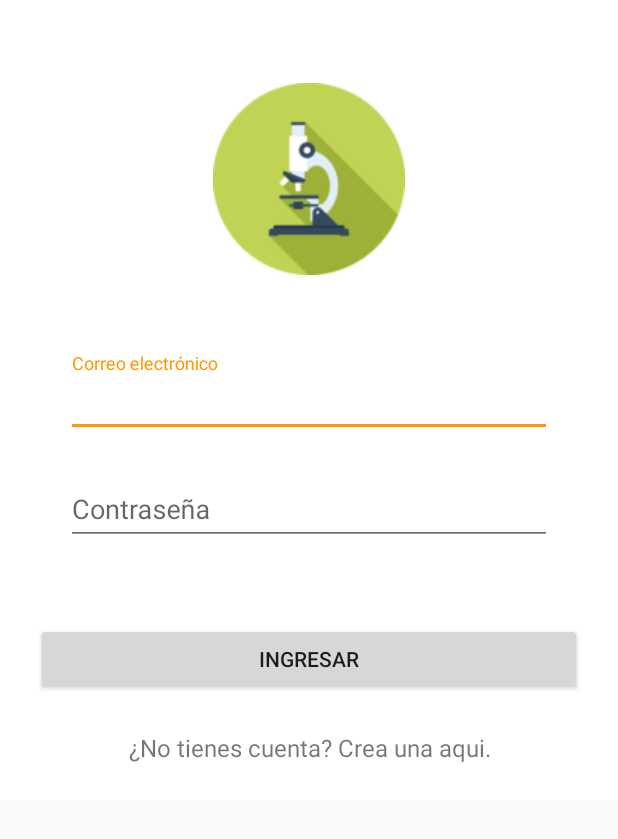
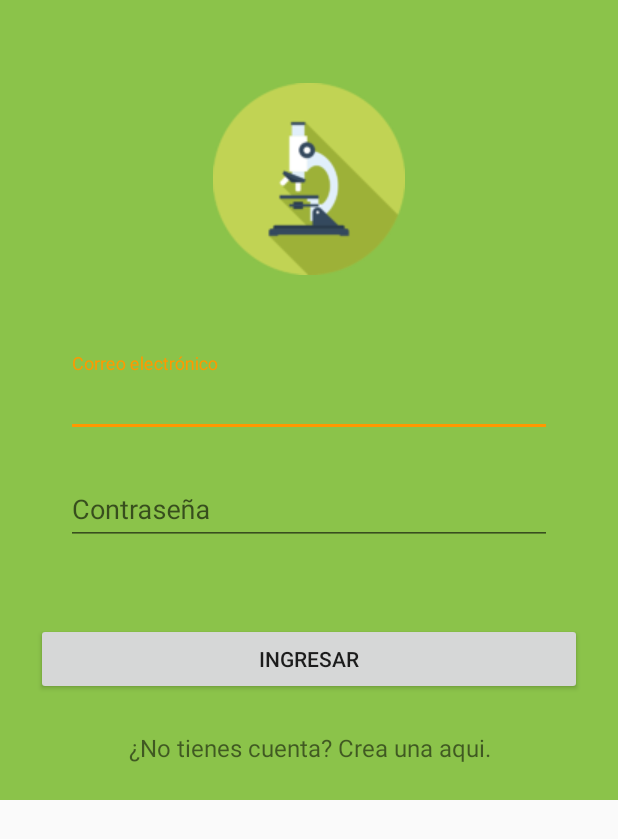
Before and after one commit to ljdf23/MicroLab, an Android app: the layout activity_login.xml on its own in the app's theme, with its tools: preview values and no code run, on a phone screen of 412 x 824 dp. Shown: the top 839 px of the screen. Run offline under Robolectric (Android 15) with nearby library versions, the phone set to English and light mode, and no system bars.

Commit message:
new resources and login integration

```diff
--- a/app/src/main/AndroidManifest.xml
+++ b/app/src/main/AndroidManifest.xml
@@ -10,7 +10,7 @@
         android:supportsRtl="true"
         android:theme="@style/AppTheme" >
         <activity
-            android:name=".ui.samples.SplashScreen"
+            android:name=".ui.samples.SplashScreenActivity"
             android:label="@string/app_name"
             android:theme="@style/AppTheme.NoActionBar">
             <intent-filter>
@@ -20,6 +20,7 @@
             </intent-filter>
         </activity>
         <activity android:name=".MainActivity"></activity>
+        <activity android:name=".ui.samples.LoginActivity"></activity>
     </application>
 
 </manifest>
--- a/app/src/main/java/microlab/encb/com/microlab/contracts/SplashScreenContract.java
+++ b/app/src/main/java/microlab/encb/com/microlab/contracts/SplashScreenContract.java
@@ -8,6 +8,8 @@ public class SplashScreenContract {
 
     public static interface View {
         void showMainMenu();
+        void showLogin();
+        void clearView();
     }
 
 
--- a/app/src/main/res/layout/activity_login.xml
+++ b/app/src/main/res/layout/activity_login.xml
@@ -1,53 +1,53 @@
 <?xml version="1.0" encoding="utf-8"?>
 <LinearLayout xmlns:android="http://schemas.android.com/apk/res/android"
-    android:orientation="vertical"
     android:layout_width="match_parent"
     android:layout_height="wrap_content"
-    android:paddingTop="55dp"
+    android:background="@color/primary"
+    android:orientation="vertical"
     android:paddingLeft="24dp"
     android:paddingRight="24dp"
-    android:background="@color/white">
+    android:paddingTop="55dp">
 
     <ImageView
         android:layout_width="wrap_content"
         android:layout_height="wrap_content"
         android:layout_gravity="center_horizontal"
-        android:layout_marginBottom="24dp"
-        android:src="@drawable/logo" />
+        android:layout_marginBottom="@dimen/layout_24"
+        android:src="@drawable/logo_little" />
 
     <LinearLayout
+        style="@style/LoginFormLayout"
         android:layout_width="match_parent"
         android:layout_height="wrap_content"
-    android:orientation="vertical"
         android:elevation="2dp"
-    style="@style/LoginFormLayout">
+        android:orientation="vertical">
 
         <!--  Email Label -->
         <android.support.design.widget.TextInputLayout
             android:layout_width="match_parent"
             android:layout_height="wrap_content"
+            android:layout_marginBottom="8dp"
             android:layout_marginTop="8dp"
-        android:layout_marginBottom="8dp"
             >
             <EditText android:id="@+id/input_email"
                 android:layout_width="match_parent"
                 android:layout_height="wrap_content"
-            android:inputType="textEmailAddress"
-            android:hint="Correo electrónico" />
+                android:hint="Correo electrónico"
+                android:inputType="textEmailAddress" />
         </android.support.design.widget.TextInputLayout>
 
         <!--  Password Label -->
         <android.support.design.widget.TextInputLayout
             android:layout_width="match_parent"
             android:layout_height="wrap_content"
+            android:layout_marginBottom="8dp"
             android:layout_marginTop="8dp"
-        android:layout_marginBottom="8dp"
             >
             <EditText android:id="@+id/input_password"
                 android:layout_width="match_parent"
                 android:layout_height="wrap_content"
-            android:inputType="textPassword"
-            android:hint="Contraseña"/>
+                android:hint="Contraseña"
+                android:inputType="textPassword"/>
         </android.support.design.widget.TextInputLayout>
 
     </LinearLayout>
@@ -56,17 +56,17 @@
         android:id="@+id/btn_login"
         android:layout_width="fill_parent"
         android:layout_height="wrap_content"
-        android:layout_marginTop="24dp"
-        android:layout_marginBottom="24dp"
-        android:padding="12dp"
+        android:layout_marginBottom="@dimen/layout_24"
+        android:layout_marginTop="@dimen/layout_24"
+        android:padding="@dimen/padding_12"
         android:text="Ingresar"/>
 
     <TextView android:id="@+id/link_signup"
         android:layout_width="fill_parent"
         android:layout_height="wrap_content"
-        android:layout_marginBottom="24dp"
+        android:layout_marginBottom="@dimen/layout_24"
+        android:gravity="center"
         android:text="¿No tienes cuenta? Crea una aqui."
-        android:gravity="center"
         android:textSize="16dip"/>
 
 </LinearLayout>
--- a/app/src/main/res/layout/splash_screen.xml
+++ b/app/src/main/res/layout/splash_screen.xml
@@ -33,7 +33,7 @@
                 android:layout_width="match_parent"
                 android:layout_height="wrap_content"
                 android:padding="40dp"
-                android:src="@drawable/logo2" />
+                android:src="@drawable/logo_bigger" />
 
         </LinearLayout>
 
--- a/app/src/main/res/values/dimens.xml
+++ b/app/src/main/res/values/dimens.xml
@@ -9,4 +9,6 @@
     <dimen name="padding_0">0dp</dimen>
     <dimen name="dialog_icon">30dp</dimen>
     <dimen name="text_size_16">16dp</dimen>
+    <dimen name="layout_24">24dp</dimen>
+    <dimen name="padding_12">12dp</dimen>
 </resources>
--- a/app/src/main/res/values/styles.xml
+++ b/app/src/main/res/values/styles.xml
@@ -26,6 +26,8 @@
         <item name="android:layout_width">match_parent</item>
         <item name="android:layout_height">wrap_content</item>
         <item name="android:padding">20dp</item>
+        <item name="android:textColor">@color/white</item>
+        <item name="android:editTextColor">@color/white</item>
     </style>
 
     <style name="FullscreenTheme" parent="AppTheme">
```
Also changed, not shown: app/src/main/java/microlab/encb/com/microlab/contracts/LoginContract.java (added, +22 -0 lines), app/src/main/java/microlab/encb/com/microlab/presenters/LoginPresenter.java (added, +30 -0 lines), app/src/main/java/microlab/encb/com/microlab/presenters/SplashScreenPresenter.java (+9 -2 lines), app/src/main/java/microlab/encb/com/microlab/ui/samples/LoginActivity.java (added, +29 -0 lines), app/src/main/java/microlab/encb/com/microlab/ui/samples/SplashScreenActivity.java (renamed from app/src/main/java/microlab/encb/com/microlab/ui/samples/SplashScreen.java, +9 -1 lines), app/src/main/res/drawable/lab10.png (deleted), app/src/main/res/drawable/lab11.png (deleted), app/src/main/res/drawable/lab3.png (deleted), app/src/main/res/drawable/lab4.png (deleted), app/src/main/res/drawable/lab7.png (deleted), app/src/main/res/drawable/lab8.png (deleted), app/src/main/res/drawable/logo_bigger.png (renamed from app/src/main/res/drawable/logo2.png), app/src/main/res/drawable/logo_little.png (renamed from app/src/main/res/drawable/logo.png). Lines whose indentation alone changed are shown as unchanged.
